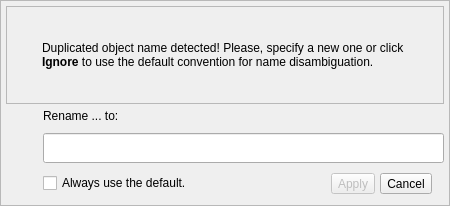
maniac787/pgmodeler, file libs/libgui/ui/widgets/objectrenamewidget.ui: the form before one commit.
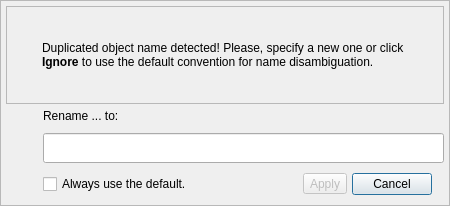
The form after the commit. Icons and pictures are not drawn.

Commit message: Changing some QToolButton to QPushButton for better semantics (WIP).

What changed in the file:
```diff
--- a/libs/libgui/ui/widgets/objectrenamewidget.ui
+++ b/libs/libgui/ui/widgets/objectrenamewidget.ui
@@ -269,35 +269,6 @@
             </property>
            </widget>
           </item>
-          <item row="1" column="2">
-           <widget class="QToolButton" name="cancel_tb">
-            <property name="sizePolicy">
-             <sizepolicy hsizetype="Fixed" vsizetype="Fixed">
-              <horstretch>0</horstretch>
-              <verstretch>0</verstretch>
-             </sizepolicy>
-            </property>
-            <property name="toolTip">
-             <string>Cancel</string>
-            </property>
-            <property name="text">
-             <string>Cancel</string>
-            </property>
-            <property name="icon">
-             <iconset resource="../../res/resources.qrc">
-              <normaloff>:/icons/icons/close1.png</normaloff>:/icons/icons/close1.png</iconset>
-            </property>
-            <property name="iconSize">
-             <size>
-              <width>28</width>
-              <height>28</height>
-             </size>
-            </property>
-            <property name="toolButtonStyle">
-             <enum>Qt::ToolButtonTextBesideIcon</enum>
-            </property>
-           </widget>
-          </item>
           <item row="1" column="1">
            <widget class="QToolButton" name="apply_tb">
             <property name="enabled">
@@ -365,6 +336,32 @@
             </property>
            </widget>
           </item>
+          <item row="1" column="2">
+           <widget class="QPushButton" name="cancel_tb">
+            <property name="sizePolicy">
+             <sizepolicy hsizetype="Fixed" vsizetype="Fixed">
+              <horstretch>0</horstretch>
+              <verstretch>0</verstretch>
+             </sizepolicy>
+            </property>
+            <property name="toolTip">
+             <string>Cancel</string>
+            </property>
+            <property name="text">
+             <string>Cancel</string>
+            </property>
+            <property name="icon">
+             <iconset resource="../../res/resources.qrc">
+              <normaloff>:/icons/icons/close1.png</normaloff>:/icons/icons/close1.png</iconset>
+            </property>
+            <property name="iconSize">
+             <size>
+              <width>28</width>
+              <height>28</height>
+             </size>
+            </property>
+           </widget>
+          </item>
          </layout>
         </item>
         <item row="0" column="1">
```
Left out of the diff: 25 changed lines with no effect on the pictures. The commit also changes 30 other files.
